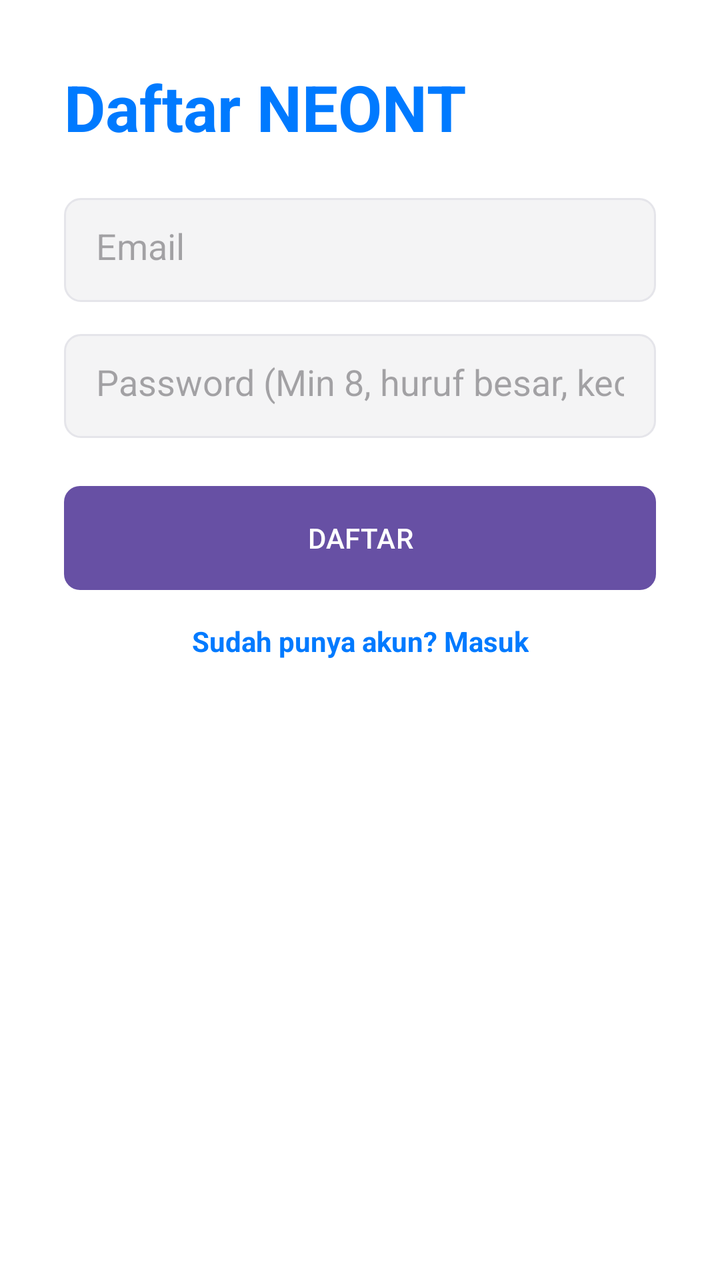
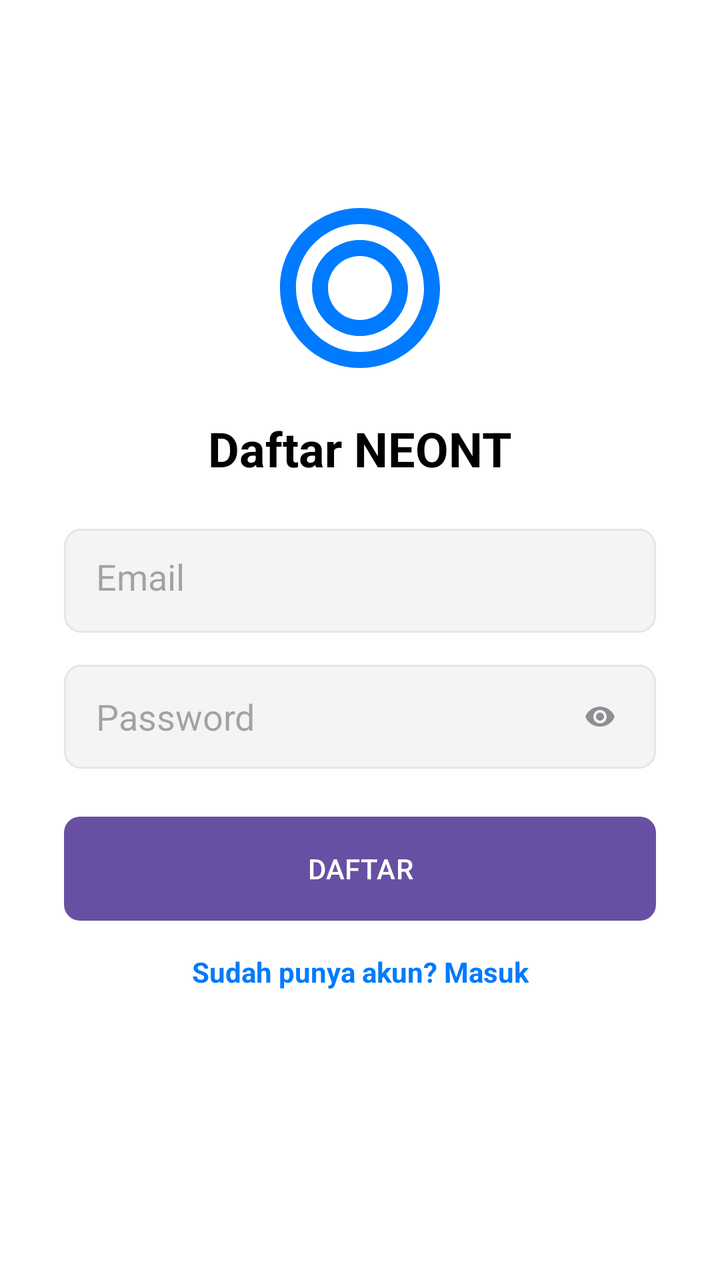

Two renders of the same Android screen: before a commit and after it. Below are the layout's source before the change and the commit's diff.
<!-- AndroidManifest.xml: application theme Theme.Material3.Light.NoActionBar -->
<!-- res/layout/activity_register.xml -->
<?xml version="1.0" encoding="utf-8"?>
<androidx.constraintlayout.widget.ConstraintLayout xmlns:android="http://schemas.android.com/apk/res/android"
    xmlns:app="http://schemas.android.com/apk/res-auto"
    android:layout_width="match_parent" android:layout_height="match_parent"
    android:background="@color/tg_bg" android:padding="32dp">

    <TextView android:id="@+id/tvTitle" android:layout_width="wrap_content" android:layout_height="wrap_content"
        android:text="Daftar NEONT" android:textSize="32sp" android:textStyle="bold" android:textColor="@color/tg_blue"
        app:layout_constraintTop_toTopOf="parent" app:layout_constraintStart_toStartOf="parent" />

    <EditText android:id="@+id/etEmail" android:layout_width="match_parent" android:layout_height="52dp"
        android:hint="Email" android:inputType="textEmailAddress" android:background="@drawable/bg_input_telegram"
        android:padding="16dp" android:layout_marginTop="24dp" app:layout_constraintTop_toBottomOf="@id/tvTitle"
        android:importantForAutofill="no" android:autofillHints="" />

    <EditText android:id="@+id/etPassword" android:layout_width="match_parent" android:layout_height="52dp"
        android:hint="Password (Min 8, huruf besar, kecil, angka, simbol)"
        android:inputType="textPassword" android:background="@drawable/bg_input_telegram"
        android:padding="16dp" android:layout_marginTop="16dp" app:layout_constraintTop_toBottomOf="@id/etEmail"
        android:importantForAutofill="no" android:autofillHints="" />

    <ProgressBar android:id="@+id/spinner" android:layout_width="52dp" android:layout_height="52dp" android:visibility="gone" app:layout_constraintTop_toBottomOf="@id/etPassword" app:layout_constraintStart_toStartOf="parent" app:layout_constraintEnd_toEndOf="parent" android:layout_marginTop="24dp"/>
    <Button android:id="@+id/btnRegister" android:layout_width="match_parent" android:layout_height="52dp"
        android:text="DAFTAR" android:background="@drawable/bg_button_telegram" android:textColor="#FFFFFF"
        android:layout_marginTop="24dp" app:layout_constraintTop_toBottomOf="@id/etPassword" />

    <TextView android:id="@+id/tvGoToLogin" android:layout_width="wrap_content" android:layout_height="wrap_content"
        android:text="Sudah punya akun? Masuk" android:textColor="@color/tg_blue" android:textStyle="bold"
        android:layout_marginTop="16dp" app:layout_constraintTop_toBottomOf="@id/btnRegister"
        app:layout_constraintStart_toStartOf="parent" app:layout_constraintEnd_toEndOf="parent" />
</androidx.constraintlayout.widget.ConstraintLayout>
<!-- resources referenced by this layout -->
<resources>
  <color name="tg_bg">#FFFFFF</color>
  <color name="tg_blue">#007AFF</color>
  <!-- drawable bg_button_telegram (drawable) -->
  <?xml version="1.0" encoding="utf-8"?>
  <shape xmlns:android="http://schemas.android.com/apk/res/android">
      <solid android:color="@color/tg_blue" />
      <corners android:radius="8dp" />
  </shape>
  <!-- drawable bg_input_telegram (drawable) -->
  <?xml version="1.0" encoding="utf-8"?>
  <shape xmlns:android="http://schemas.android.com/apk/res/android">
      <solid android:color="@color/tg_bg_gray" />
      <stroke android:width="1dp" android:color="#E5E5EA" />
      <corners android:radius="8dp" />
  </shape>
  <color name="tg_bg_gray">#F4F4F5</color>
</resources>

<!-- the commit's change to res/layout/activity_register.xml (unified diff, before → after) -->
@@ -4,25 +4,43 @@
     android:layout_width="match_parent" android:layout_height="match_parent"
     android:background="@color/tg_bg" android:padding="32dp">
 
+    <ImageView android:id="@+id/ivLogo" android:layout_width="96dp" android:layout_height="96dp"
+        android:src="@drawable/ic_neont_logo" android:layout_marginTop="64dp"
+        app:layout_constraintTop_toTopOf="parent" app:layout_constraintStart_toStartOf="parent" app:layout_constraintEnd_toEndOf="parent" />
+
     <TextView android:id="@+id/tvTitle" android:layout_width="wrap_content" android:layout_height="wrap_content"
-        android:text="Daftar NEONT" android:textSize="32sp" android:textStyle="bold" android:textColor="@color/tg_blue"
-        app:layout_constraintTop_toTopOf="parent" app:layout_constraintStart_toStartOf="parent" />
+        android:text="Daftar NEONT" android:textSize="24sp" android:textStyle="bold" android:textColor="@color/tg_text"
+        android:layout_marginTop="16dp" app:layout_constraintTop_toBottomOf="@id/ivLogo"
+        app:layout_constraintStart_toStartOf="parent" app:layout_constraintEnd_toEndOf="parent" />
 
     <EditText android:id="@+id/etEmail" android:layout_width="match_parent" android:layout_height="52dp"
         android:hint="Email" android:inputType="textEmailAddress" android:background="@drawable/bg_input_telegram"
         android:padding="16dp" android:layout_marginTop="24dp" app:layout_constraintTop_toBottomOf="@id/tvTitle"
         android:importantForAutofill="no" android:autofillHints="" />
 
-    <EditText android:id="@+id/etPassword" android:layout_width="match_parent" android:layout_height="52dp"
-        android:hint="Password (Min 8, huruf besar, kecil, angka, simbol)"
-        android:inputType="textPassword" android:background="@drawable/bg_input_telegram"
-        android:padding="16dp" android:layout_marginTop="16dp" app:layout_constraintTop_toBottomOf="@id/etEmail"
-        android:importantForAutofill="no" android:autofillHints="" />
+    <LinearLayout android:id="@+id/layoutPassword" android:layout_width="match_parent" android:layout_height="52dp"
+        android:orientation="horizontal" android:background="@drawable/bg_input_telegram"
+        android:paddingStart="16dp" android:paddingEnd="16dp" android:layout_marginTop="16dp"
+        app:layout_constraintTop_toBottomOf="@id/etEmail">
 
-    <ProgressBar android:id="@+id/spinner" android:layout_width="52dp" android:layout_height="52dp" android:visibility="gone" app:layout_constraintTop_toBottomOf="@id/etPassword" app:layout_constraintStart_toStartOf="parent" app:layout_constraintEnd_toEndOf="parent" android:layout_marginTop="24dp"/>
+        <EditText android:id="@+id/etPassword" android:layout_width="0dp" android:layout_height="match_parent"
+            android:layout_weight="1" android:hint="Password" android:inputType="textPassword"
+            android:background="@android:color/transparent" android:padding="0dp"
+            android:importantForAutofill="no" android:autofillHints="" />
+
+        <ImageView android:id="@+id/ivTogglePass" android:layout_width="24dp" android:layout_height="24dp"
+            android:src="@drawable/ic_eye_open" app:tint="@color/tg_text_gray"
+            android:layout_gravity="center_vertical" android:padding="4dp"/>
+    </LinearLayout>
+
+    <ProgressBar android:id="@+id/spinner" android:layout_width="52dp" android:layout_height="52dp"
+        android:visibility="gone" app:layout_constraintTop_toBottomOf="@id/layoutPassword"
+        app:layout_constraintStart_toStartOf="parent" app:layout_constraintEnd_toEndOf="parent"
+        android:layout_marginTop="24dp"/>
+
     <Button android:id="@+id/btnRegister" android:layout_width="match_parent" android:layout_height="52dp"
         android:text="DAFTAR" android:background="@drawable/bg_button_telegram" android:textColor="#FFFFFF"
-        android:layout_marginTop="24dp" app:layout_constraintTop_toBottomOf="@id/etPassword" />
+        android:layout_marginTop="24dp" app:layout_constraintTop_toBottomOf="@id/layoutPassword" />
 
     <TextView android:id="@+id/tvGoToLogin" android:layout_width="wrap_content" android:layout_height="wrap_content"
         android:text="Sudah punya akun? Masuk" android:textColor="@color/tg_blue" android:textStyle="bold"
<!-- resource entries referenced after the edit -->
@@ -2,6 +2,8 @@
 <resources>
   <color name="tg_bg">#FFFFFF</color>
   <color name="tg_blue">#007AFF</color>
+  <color name="tg_text">#000000</color>
+  <color name="tg_text_gray">#8E8E93</color>
   <!-- drawable bg_button_telegram (drawable) -->
   <?xml version="1.0" encoding="utf-8"?>
   <shape xmlns:android="http://schemas.android.com/apk/res/android">
@@ -15,6 +17,14 @@
       <stroke android:width="1dp" android:color="#E5E5EA" />
       <corners android:radius="8dp" />
   </shape>
+  <!-- drawable ic_eye_open (drawable) -->
+  <vector xmlns:android="http://schemas.android.com/apk/res/android" android:width="24dp" android:height="24dp" android:viewportWidth="24" android:viewportHeight="24">
+      <path android:fillColor="#000000" android:pathData="M12,4.5C7,4.5 2.73,7.61 1,12c1.73,4.39 6,7.5 11,7.5s9.27,-3.11 11,-7.5c-1.73,-4.39 -6,-7.5 -11,-7.5zM12,17c-2.76,0 -5,-2.24 -5,-5s2.24,-5 5,-5 5,2.24 5,5 -2.24,5 -5,5zM12,9c-1.66,0 -3,1.34 -3,3s1.34,3 3,3 3,-1.34 3,-3 -1.34,-3 -3,-3z"/>
+  </vector>
+  <!-- drawable ic_neont_logo (drawable) -->
+  <vector xmlns:android="http://schemas.android.com/apk/res/android" android:width="96dp" android:height="96dp" android:viewportWidth="24" android:viewportHeight="24">
+      <path android:fillColor="#007AFF" android:pathData="M12,2C6.48,2 2,6.48 2,12s4.48,10 10,10 10,-4.48 10,-10S17.52,2 12,2zM12,20c-4.41,0 -8,-3.59 -8,-8s3.59,-8 8,-8 8,3.59 8,8 -3.59,8 -8,8zM12,6c-3.31,0 -6,2.69 -6,6s2.69,6 6,6 6,-2.69 6,-6 -2.69,-6 -6,-6zM12,16c-2.21,0 -4,-1.79 -4,-4s1.79,-4 4,-4 4,1.79 4,4 -1.79,4 -4,4z"/>
+  </vector>
   <color name="tg_bg_gray">#F4F4F5</color>
 </resources>
 
